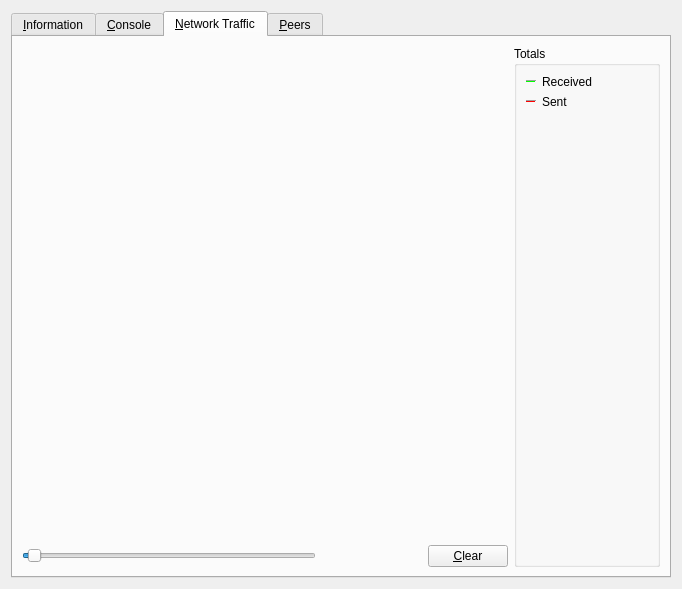
First picture: the form in src/qt/forms/debugwindow.ui, repository noirofficial/noir, before the edit.
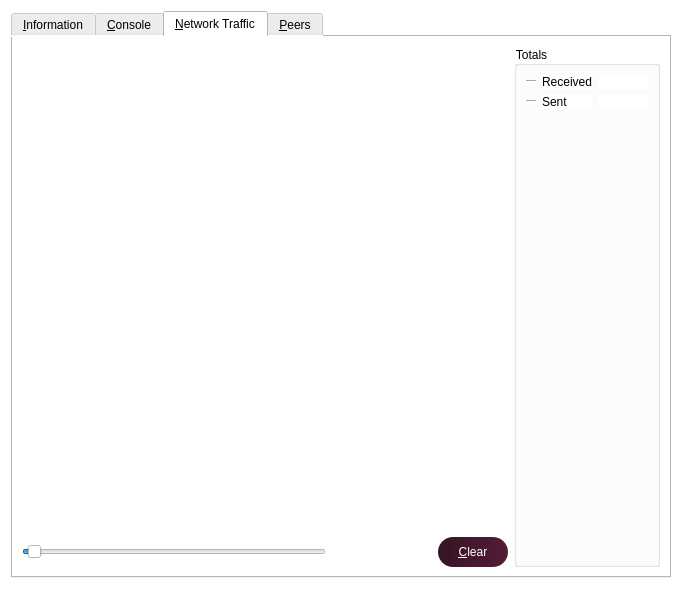
Second picture: the form after the edit. The open tabs and pages were chosen to show the change. Icons and pictures are not drawn. Custom widgets are drawn as their Qt base class.

What changed in the file:
```diff
--- a/src/qt/forms/debugwindow.ui
+++ b/src/qt/forms/debugwindow.ui
@@ -13,6 +13,9 @@
   <property name="windowTitle">
    <string>Debug window</string>
   </property>
+  <property name="styleSheet">
+   <string notr="true">background-color: white;</string>
+  </property>
   <layout class="QVBoxLayout" name="verticalLayout_2">
    <item>
     <widget class="QTabWidget" name="tabWidget">
@@ -658,6 +661,14 @@
            </item>
            <item>
             <widget class="QPushButton" name="btnClearTrafficGraph">
+             <property name="styleSheet">
+              <string notr="true">background: QLinearGradient(x1: 0, y1: 0, x2: 1, y2: 0, stop: 0 #361423, stop: 1 #531c38);
+color: white;
+border-radius:15px;
+height:30px;
+width:70px;
+</string>
+             </property>
              <property name="text">
               <string>&amp;Clear</string>
              </property>
@@ -697,6 +708,15 @@
                 <property name="palette">
                  <palette>
                   <active>
+                   <colorrole role="Button">
+                    <brush brushstyle="SolidPattern">
+                     <color alpha="255">
+                      <red>255</red>
+                      <green>255</green>
+                      <blue>255</blue>
+                     </color>
+                    </brush>
+                   </colorrole>
                    <colorrole role="Light">
                     <brush brushstyle="SolidPattern">
                      <color alpha="255">
@@ -706,8 +726,35 @@
                      </color>
                     </brush>
                    </colorrole>
+                   <colorrole role="Base">
+                    <brush brushstyle="SolidPattern">
+                     <color alpha="255">
+                      <red>255</red>
+                      <green>255</green>
+                      <blue>255</blue>
+                     </color>
+                    </brush>
+                   </colorrole>
+                   <colorrole role="Window">
+                    <brush brushstyle="SolidPattern">
+                     <color alpha="255">
+                      <red>255</red>
+                      <green>255</green>
+                      <blue>255</blue>
+                     </color>
+                    </brush>
+                   </colorrole>
                   </active>
                   <inactive>
+                   <colorrole role="Button">
+                    <brush brushstyle="SolidPattern">
+                     <color alpha="255">
+                      <red>255</red>
+                      <green>255</green>
+                      <blue>255</blue>
+                     </color>
+                    </brush>
+                   </colorrole>
                    <colorrole role="Light">
                     <brush brushstyle="SolidPattern">
                      <color alpha="255">
@@ -717,8 +764,35 @@
                      </color>
                     </brush>
                    </colorrole>
+                   <colorrole role="Base">
+                    <brush brushstyle="SolidPattern">
+                     <color alpha="255">
+                      <red>255</red>
+                      <green>255</green>
+                      <blue>255</blue>
+                     </color>
+                    </brush>
+                   </colorrole>
+                   <colorrole role="Window">
+                    <brush brushstyle="SolidPattern">
+                     <color alpha="255">
+                      <red>255</red>
+                      <green>255</green>
+                      <blue>255</blue>
+                     </color>
+                    </brush>
+                   </colorrole>
                   </inactive>
                   <disabled>
+                   <colorrole role="Button">
+                    <brush brushstyle="SolidPattern">
+                     <color alpha="255">
+                      <red>255</red>
+                      <green>255</green>
+                      <blue>255</blue>
+                     </color>
+                    </brush>
+                   </colorrole>
                    <colorrole role="Light">
                     <brush brushstyle="SolidPattern">
                      <color alpha="255">
@@ -728,6 +802,24 @@
                      </color>
                     </brush>
                    </colorrole>
+                   <colorrole role="Base">
+                    <brush brushstyle="SolidPattern">
+                     <color alpha="255">
+                      <red>255</red>
+                      <green>255</green>
+                      <blue>255</blue>
+                     </color>
+                    </brush>
+                   </colorrole>
+                   <colorrole role="Window">
+                    <brush brushstyle="SolidPattern">
+                     <color alpha="255">
+                      <red>255</red>
+                      <green>255</green>
+                      <blue>255</blue>
+                     </color>
+                    </brush>
+                   </colorrole>
                   </disabled>
                  </palette>
                 </property>
@@ -777,6 +869,15 @@
                 <property name="palette">
                  <palette>
                   <active>
+                   <colorrole role="Button">
+                    <brush brushstyle="SolidPattern">
+                     <color alpha="255">
+                      <red>255</red>
+                      <green>255</green>
+                      <blue>255</blue>
+                     </color>
+                    </brush>
+                   </colorrole>
                    <colorrole role="Light">
                     <brush brushstyle="SolidPattern">
                      <color alpha="255">
@@ -786,8 +887,35 @@
                      </color>
                     </brush>
                    </colorrole>
+                   <colorrole role="Base">
+                    <brush brushstyle="SolidPattern">
+                     <color alpha="255">
+                      <red>255</red>
+                      <green>255</green>
+                      <blue>255</blue>
+                     </color>
+                    </brush>
+                   </colorrole>
+                   <colorrole role="Window">
+                    <brush brushstyle="SolidPattern">
+                     <color alpha="255">
+                      <red>255</red>
+                      <green>255</green>
+                      <blue>255</blue>
+                     </color>
+                    </brush>
+                   </colorrole>
                   </active>
                   <inactive>
+                   <colorrole role="Button">
+                    <brush brushstyle="SolidPattern">
+                     <color alpha="255">
+                      <red>255</red>
+                      <green>255</green>
+                      <blue>255</blue>
+                     </color>
+                    </brush>
+                   </colorrole>
                    <colorrole role="Light">
                     <brush brushstyle="SolidPattern">
                      <color alpha="255">
@@ -797,8 +925,35 @@
                      </color>
                     </brush>
                    </colorrole>
+                   <colorrole role="Base">
+                    <brush brushstyle="SolidPattern">
+                     <color alpha="255">
+                      <red>255</red>
+                      <green>255</green>
+                      <blue>255</blue>
+                     </color>
+                    </brush>
+                   </colorrole>
+                   <colorrole role="Window">
+                    <brush brushstyle="SolidPattern">
+                     <color alpha="255">
+                      <red>255</red>
+                      <green>255</green>
+                      <blue>255</blue>
+                     </color>
+                    </brush>
+                   </colorrole>
                   </inactive>
                   <disabled>
+                   <colorrole role="Button">
+                    <brush brushstyle="SolidPattern">
+                     <color alpha="255">
+                      <red>255</red>
+                      <green>255</green>
+                      <blue>255</blue>
+                     </color>
+                    </brush>
+                   </colorrole>
                    <colorrole role="Light">
                     <brush brushstyle="SolidPattern">
                      <color alpha="255">
@@ -808,6 +963,24 @@
                      </color>
                     </brush>
                    </colorrole>
+                   <colorrole role="Base">
+                    <brush brushstyle="SolidPattern">
+                     <color alpha="255">
+                      <red>255</red>
+                      <green>255</green>
+                      <blue>255</blue>
+                     </color>
+                    </brush>
+                   </colorrole>
+                   <colorrole role="Window">
+                    <brush brushstyle="SolidPattern">
+                     <color alpha="255">
+                      <red>255</red>
+                      <green>255</green>
+                      <blue>255</blue>
+                     </color>
+                    </brush>
+                   </colorrole>
                   </disabled>
                  </palette>
                 </property>
```
Left out of the diff: 7 changed lines with no effect on the pictures.
